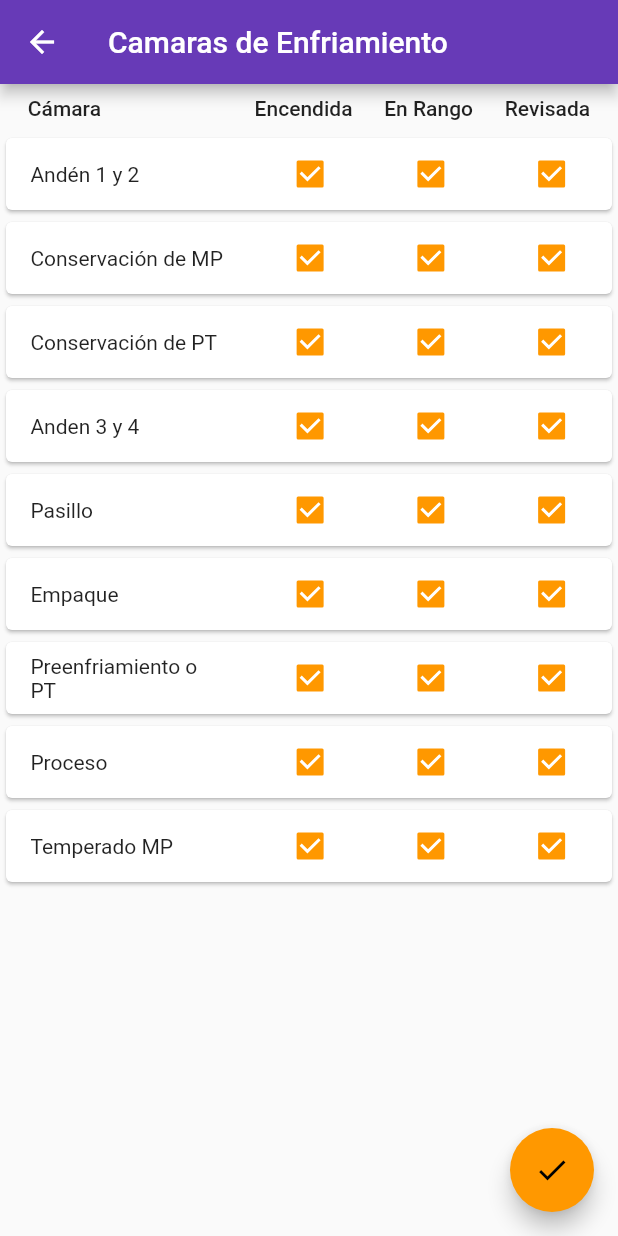
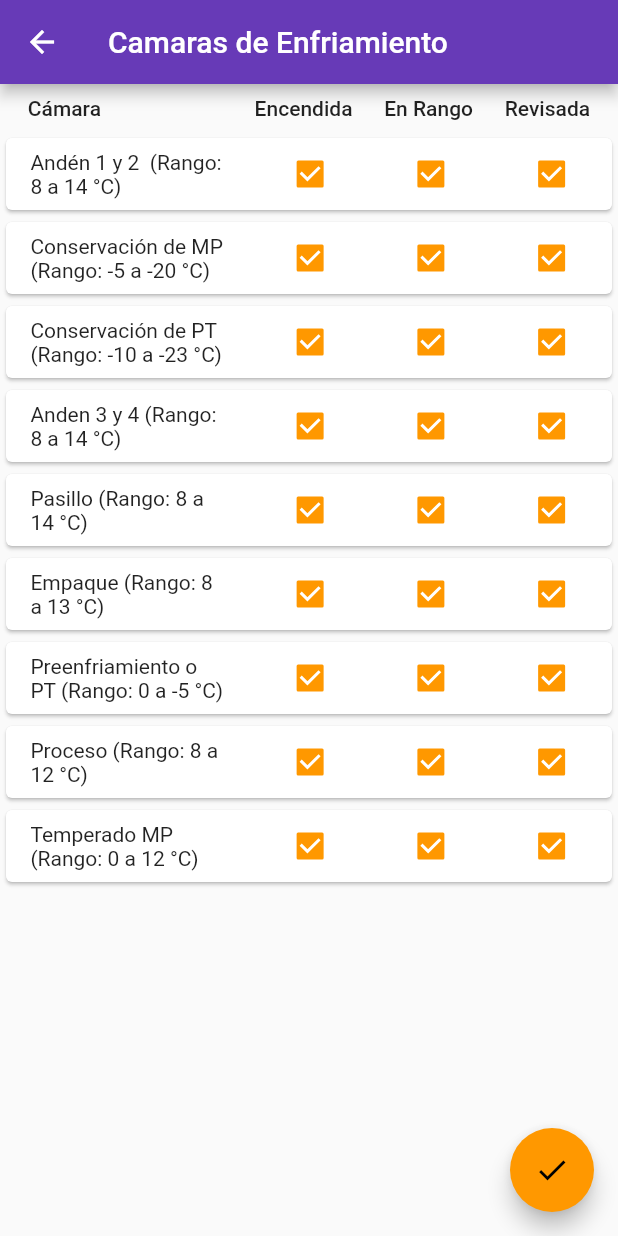
Before and after one commit to DarkTemplar21/ds_rm_form, a Flutter app: the ColdRoomsScreen screen opened by its route, on a phone screen of 412 x 824 dp. Run offline on Flutter 3.47's test engine with Material 2 defaults, Android fonts, the phone set to English and light mode, and no system bars; our stand-ins replace flutter_login; Roboto replaces fonts that are missing (NotoSans).

Commit message:
Cold rooms temp ranges added

```diff
--- a/lib/screens/ColdRoomsScreen.dart
+++ b/lib/screens/ColdRoomsScreen.dart
@@ -13,67 +13,67 @@ class ColdRoomsScreen extends StatelessWidget {
   List<ColdRoom> coldRooms = [
     ColdRoom(
         id: 0,
-        name: 'Andén 1 y 2',
+        name: 'Andén 1 y 2  (Rango: 8 a 14 °C)',
         isOn: true,
         isInRange: true,
         isReviewed: true,
-        temperatureRange: '-4 a 0'),
+        temperatureRange: '8 a 14'),
     ColdRoom(
         id: 1,
-        name: 'Conservación de MP',
+        name: 'Conservación de MP (Rango: -5 a -20 °C)',
         isOn: true,
         isInRange: true,
         isReviewed: true,
-        temperatureRange: '-4 a 0'),
+        temperatureRange: '-5 a -20'),
     ColdRoom(
         id: 2,
-        name: 'Conservación de PT',
+        name: 'Conservación de PT (Rango: -10 a -23 °C)',
         isOn: true,
         isInRange: true,
         isReviewed: true,
-        temperatureRange: '-4 a 0'),
+        temperatureRange: '-10 a -23'),
     ColdRoom(
         id: 3,
-        name: 'Anden 3 y 4',
+        name: 'Anden 3 y 4 (Rango: 8 a 14 °C)',
         isOn: true,
         isInRange: true,
         isReviewed: true,
-        temperatureRange: '-4 a 0'),
+        temperatureRange: '8 a 14'),
     ColdRoom(
         id: 4,
-        name: 'Pasillo',
+        name: 'Pasillo (Rango: 8 a 14 °C)',
         isOn: true,
         isInRange: true,
         isReviewed: true,
-        temperatureRange: '-4 a 0'),
+        temperatureRange: '8 a 14'),
     ColdRoom(
         id: 5,
-        name: 'Empaque',
+        name: 'Empaque (Rango: 8 a 13 °C)',
         isOn: true,
         isInRange: true,
         isReviewed: true,
-        temperatureRange: '-4 a 0'),
+        temperatureRange: '8 a 13'),
     ColdRoom(
         id: 6,
-        name: 'Preenfriamiento o PT',
+        name: 'Preenfriamiento o PT (Rango: 0 a -5 °C)',
         isOn: true,
         isInRange: true,
         isReviewed: true,
-        temperatureRange: '-4 a 0'),
+        temperatureRange: '0 a -5'),
     ColdRoom(
         id: 7,
-        name: 'Proceso',
+        name: 'Proceso (Rango: 8 a 12 °C)',
         isOn: true,
         isInRange: true,
         isReviewed: true,
-        temperatureRange: '-4 a 0'),
+        temperatureRange: '8 a 12'),
     ColdRoom(
         id: 8,
-        name: 'Temperado MP',
+        name: 'Temperado MP (Rango: 0 a 12 °C)',
         isOn: true,
         isInRange: true,
         isReviewed: true,
-        temperatureRange: '-4 a 0'),
+        temperatureRange: '0 a 12'),
 
   ];
 
--- a/lib/screens/FormMenuScreen.dart
+++ b/lib/screens/FormMenuScreen.dart
@@ -45,7 +45,7 @@ class FormMenuScreen extends StatelessWidget {
             Text("Formularios"),
             ListTile(
               title: Text("Revisados"),
-              onTap: (){ Navigator.pushNamed(context, "/form");},
+              onTap: (){ Navigator.popAndPushNamed(context, "/form");},
               leading: Image.asset("assets/img/temperature_form.png"),
             ),
             ListTile(
```
